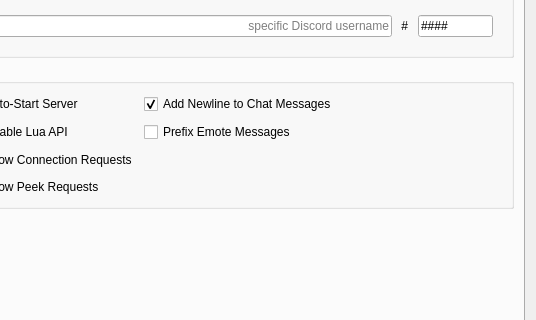
Qt form src/ui/profile_preferences.ui (Mudlet/Mudlet) before a commit; both pictures show x 361 to 897 and y 328 to 648 of the 897 by 914 pixel window.
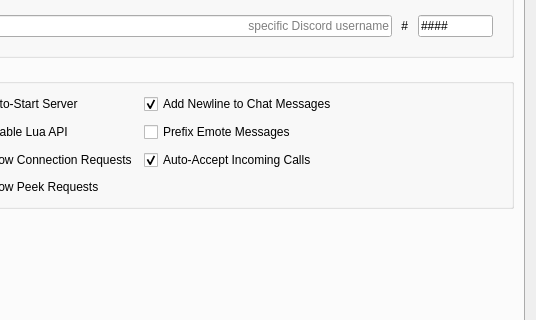
The same form after that commit. Icons and pictures are not drawn. Custom widgets are drawn as their Qt base class.

Commit message: add support for auto accept chat calls and manual accept/deny

The edit to the form file:
```diff
--- a/src/ui/profile_preferences.ui
+++ b/src/ui/profile_preferences.ui
@@ -3249,6 +3249,19 @@
             </property>
            </widget>
           </item>
+          <item row="3" column="6">
+           <widget class="QCheckBox" name="checkBox_mmcpAutoAcceptCalls">
+            <property name="toolTip">
+             <string>Automatically accept incoming calls from chat clients</string>
+            </property>
+            <property name="text">
+             <string>Auto-Accept Incoming Calls</string>
+            </property>
+            <property name="checked">
+             <bool>true</bool>
+            </property>
+           </widget>
+          </item>
          </layout>
         </widget>
        </item>
```
The commit also changes 13 other files.
